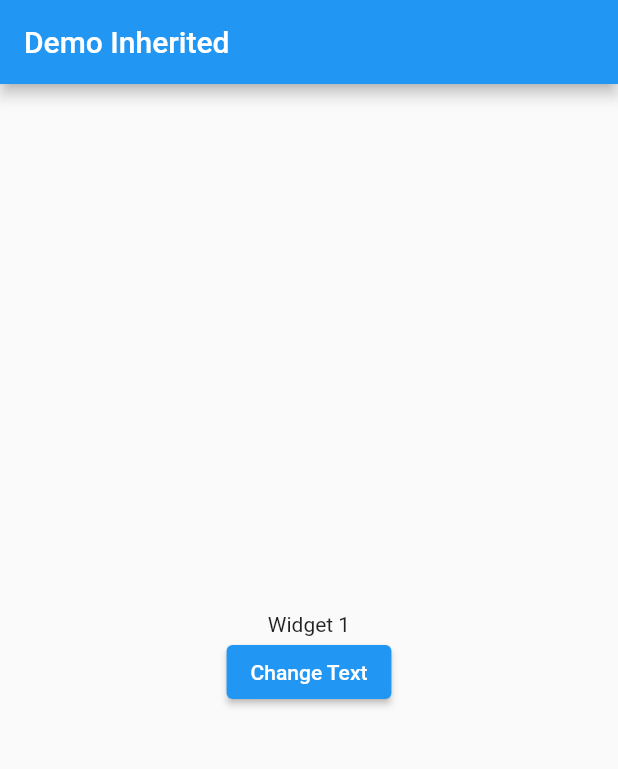
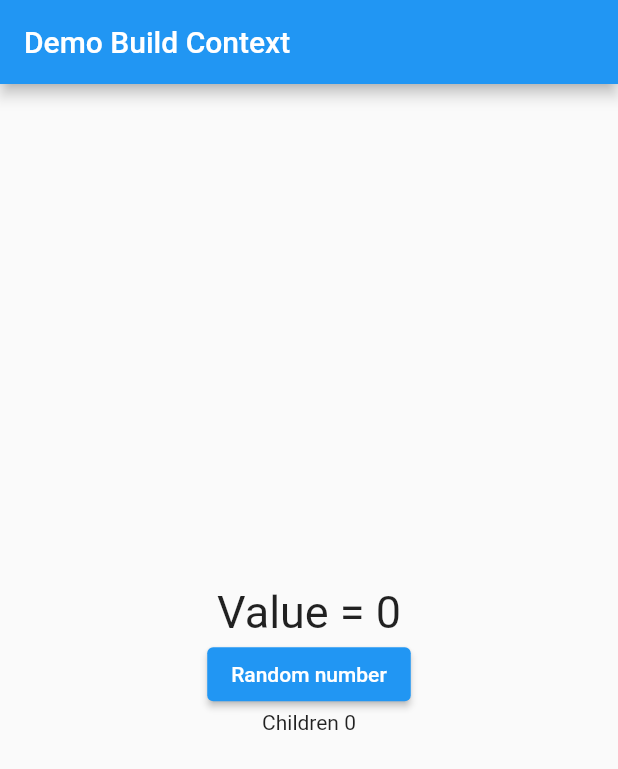
Before and after one commit to rambowoon/flutter_widget, a Flutter app: the screen it shows after launch, on a phone screen of 412 x 824 dp. Shown: the top 769 px of the screen. Run offline on Flutter 3.47's test engine with Material 2 defaults, Android fonts, the phone set to English and light mode, and no system bars.

Commit message:
data parent send child

```diff
--- a/lib/inherited_widget.dart
+++ b/lib/inherited_widget.dart
@@ -1,70 +1,88 @@
+import 'dart:math';
+
 import 'package:flutter/material.dart';
+import 'package:flutter/rendering.dart';
+class DemoInheritedWidget extends StatelessWidget {
 
-class DemoInheritedWidget extends StatefulWidget {
-  const DemoInheritedWidget({Key? key}) : super(key: key);
-
-  @override
-  State<DemoInheritedWidget> createState() => _DemoInheritedWidgetState();
-}
-
-class _DemoInheritedWidgetState extends State<DemoInheritedWidget> {
   @override
   Widget build(BuildContext context) {
     return Scaffold(
       appBar: AppBar(
-        title: Text("Demo Inherited"),
+        title: Text("Demo Build Context"),
       ),
-      body: Container(
-        constraints: BoxConstraints.expand(),
-        child: InheritedContainer(
-          listWidget: [
-            TextWidget(text: "Widget 1")
-          ],
-        ),
+      body: ParentContainer(
+        child: Children(),
       ),
     );
   }
 }
 
-class InheritedContainer extends StatefulWidget {
-  List<Widget>? listWidget;
-  InheritedContainer({Key? key, this.listWidget}) : super(key: key);
+class ParentContainer extends StatefulWidget {
+
+  Widget? child;
+
+  ParentContainer({this.child});
 
   @override
-  State<InheritedContainer> createState() => _InheritedContainerState();
+  State<ParentContainer> createState() => _ParentContainerState();
 }
 
-class _InheritedContainerState extends State<InheritedContainer> {
+class _ParentContainerState extends State<ParentContainer> {
+  int number = 0;
+
+  void randomNumber() {
+    setState(() {
+      number = Random().nextInt(100);
+    });
+  }
   @override
   Widget build(BuildContext context) {
-    final widgetParent = widget.listWidget?[0] ?? SizedBox();
     return Container(
-      constraints: BoxConstraints.expand(),
       child: Column(
         mainAxisAlignment: MainAxisAlignment.center,
+        mainAxisSize: MainAxisSize.max,
         children: [
-          widgetParent,
+          Text("Value = $number", style: TextStyle(fontSize: 30),),
           ElevatedButton(
               onPressed: (){
-
+                randomNumber();
               },
-              child: Text("Change Text")
-          )
+              child: Text("Random number")
+          ),
+          MyInheritedContainer(child: widget.child ?? SizedBox(), number: number)
         ],
       ),
     );
   }
 }
 
+class MyInheritedContainer extends InheritedWidget {
+  late Widget child;
+  late int? number;
+  MyInheritedContainer({required Widget child, required int number}) : super (child: child){
+    this.child = child;
+    this.number = number;
+  }
 
-class TextWidget extends StatelessWidget {
-  String text = "";
-  TextWidget({Key? key, String text = ""}) : super(key: key){
-    this.text = text;
+  static MyInheritedContainer? of(BuildContext context){
+    return context.dependOnInheritedWidgetOfExactType();
   }
 
   @override
-  Widget build(BuildContext context) {
-    return Text(text);
+  bool updateShouldNotify(covariant MyInheritedContainer oldWidget) {
+    return true;
   }
 }
+
+class Children extends StatelessWidget {
+
+  @override
+  Widget build(BuildContext context) {
+    MyInheritedContainer? containerValue = MyInheritedContainer.of(context);
+    return Container(
+      child: Center(
+        child: Text("Children ${containerValue?.number ?? 0}"),
+      ),
+    );
+  }
+}
```
